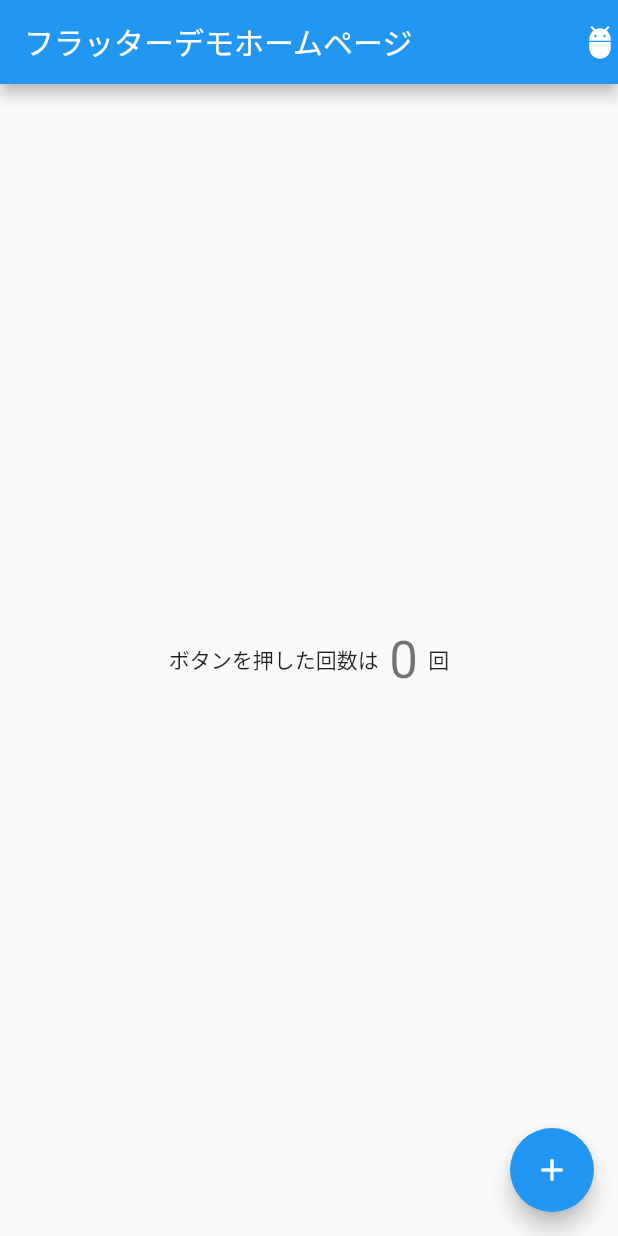
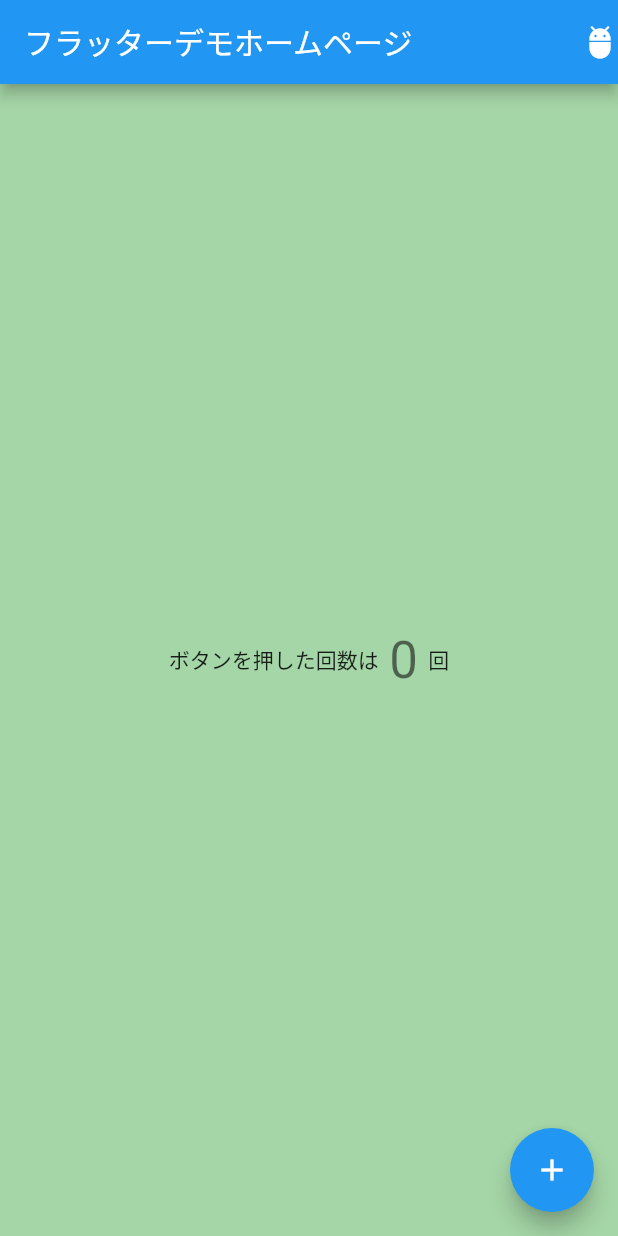
Before and after one commit to NorthPaddy/flutter_demo_app, a Flutter app: the screen it shows after launch, on a phone screen of 412 x 824 dp. Run offline on Flutter 3.47's test engine with Material 2 defaults, Android fonts, the phone set to English and light mode, and no system bars.

Commit message:
bodyをContainerにして色を指定#6

```diff
--- a/lib/main.dart
+++ b/lib/main.dart
@@ -47,7 +47,9 @@ class _MyHomePageState extends State<MyHomePage> {
           Icon(Icons.adb_outlined),
         ],
       ),
-      body: Center(
+      body: Container(
+        color: Colors.green[200],
+        child: Center(
           child: Row(
             mainAxisAlignment: MainAxisAlignment.center,
             children: <Widget>[
@@ -64,6 +66,7 @@ class _MyHomePageState extends State<MyHomePage> {
             ],
           ),
         ),
+      ),
       floatingActionButton: FloatingActionButton(
         onPressed: _incrementCounter,
         tooltip: 'Increment',
```
Lines whose indentation alone changed are shown as unchanged.
